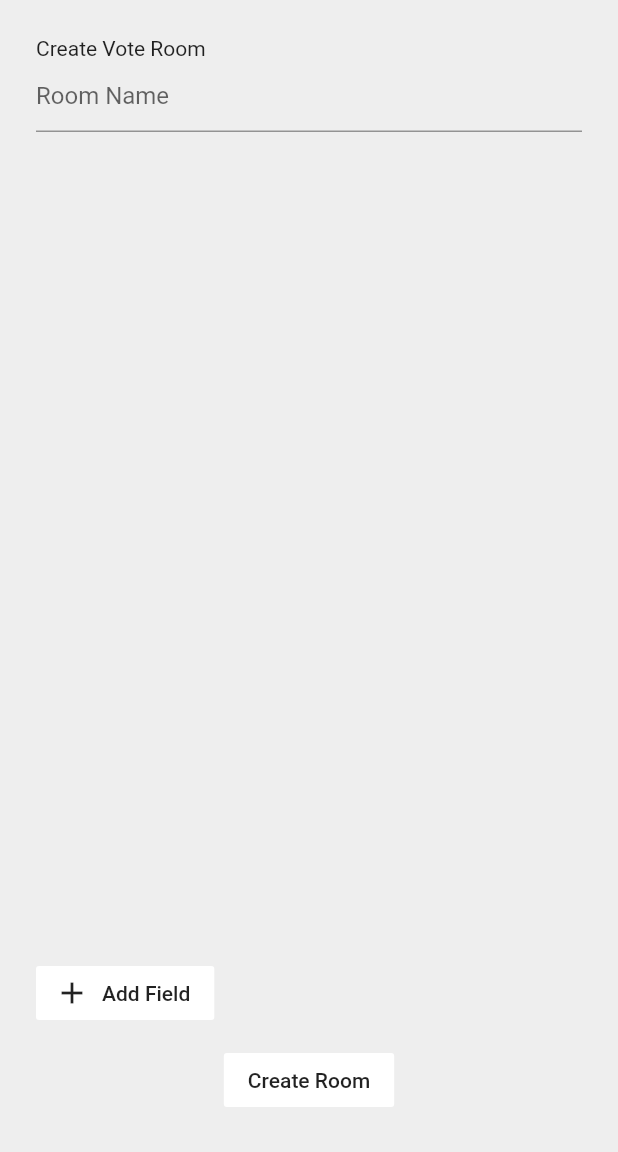
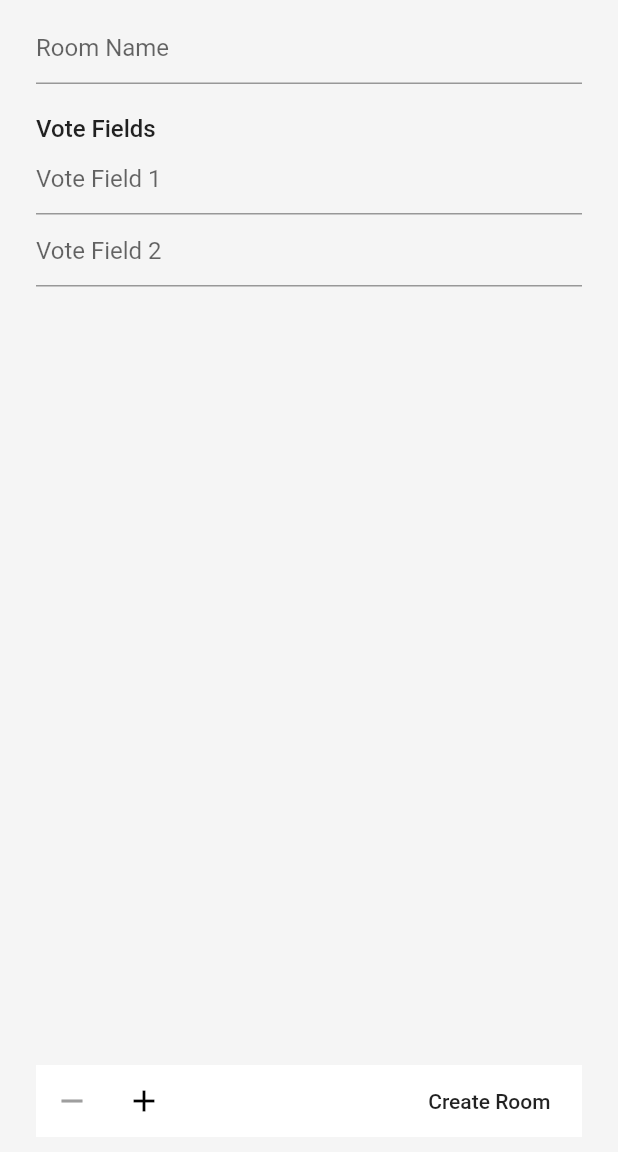
Before and after one commit to Adarsh0603/Firevote, a Flutter app: the screen it shows once a user with an empty profile is signed in, after a tap on "Create Voteroom", on a phone screen of 412 x 824 dp, the part 84-1236 px from its top. Run offline on Flutter 3.47's test engine with Material 2 defaults, Android fonts, the phone set to English and light mode, and no system bars; our stand-ins replace cloud_firestore, firebase_auth, firebase_core, google_sign_in; accounts and stored records are empty.

Commit message:
CreateVoteForm level 1 complete.

```diff
--- a/lib/constants.dart
+++ b/lib/constants.dart
@@ -8,3 +8,5 @@ const kAccentColor = Color(0xffc0a062);
 
 const kAuthFormInputDecoration = InputDecoration(hintText: 'Name');
 const kRoomFormInputDecoration = InputDecoration(hintText: 'Room Name');
+//Room Form
+const kHeadingTextStyle = TextStyle(fontSize: 16, fontWeight: FontWeight.w500);
--- a/lib/data/voteroom.dart
+++ b/lib/data/voteroom.dart
@@ -9,11 +9,13 @@ class VoteRoom with ChangeNotifier {
     _user = user;
   }
 
-  Future<void> createVoteRoom(String roomName) async {
+  Future<void> createVoteRoom(
+      String roomName, Map<String, String> voteFields) async {
     final response = await _fireStore.collection('rooms').add({
       'roomName': roomName,
       'creatorName': _user.displayName,
-      'creatorId': _user.uid
+      'creatorId': _user.uid,
+      'voteFields': voteFields
     });
     print(response);
   }
--- a/lib/widgets/add_field_button.dart
+++ b/lib/widgets/add_field_button.dart
@@ -1,16 +1,23 @@
 import 'package:flutter/material.dart';
 
-class AddFieldButton extends StatelessWidget {
+class CustomIconButton extends StatelessWidget {
   final Function onPressed;
+  final IconData iconData;
 
-  AddFieldButton({@required this.onPressed});
+  CustomIconButton({
+    @required this.onPressed,
+    @required this.iconData,
+  });
 
   @override
   Widget build(BuildContext context) {
-    return FlatButton.icon(
-        color: Colors.white,
-        onPressed: onPressed,
-        icon: Icon(Icons.add),
-        label: Text('Add Field'));
+    return IconButton(
+      color: Colors.white,
+      onPressed: onPressed,
+      icon: Icon(
+        iconData,
+        color: onPressed == null ? Colors.grey : Colors.black,
+      ),
+    );
   }
 }
--- a/lib/widgets/circular_button.dart
+++ b/lib/widgets/circular_button.dart
@@ -7,10 +7,7 @@ class CircularButton extends StatelessWidget {
   @override
   Widget build(BuildContext context) {
     return OutlineButton(
-      onPressed: () async {
-        await Provider.of<VoteRoom>(context, listen: false)
-            .createVoteRoom('My room');
-      },
+      onPressed: () async {},
       borderSide: BorderSide(color: kAccentColor),
       child: Icon(
         Icons.add,
--- a/lib/widgets/create_join_room.dart
+++ b/lib/widgets/create_join_room.dart
@@ -6,7 +6,7 @@ import 'package:provider/provider.dart';
 class CreateJoinRoom extends StatelessWidget {
   void createRoom(BuildContext context) async {
     showBottomSheet(
-        backgroundColor: Colors.grey[200],
+        backgroundColor: Colors.grey[100],
         context: context,
         builder: (ctx) => CreateVoteRoom());
   }
--- a/lib/widgets/create_vote_room.dart
+++ b/lib/widgets/create_vote_room.dart
@@ -11,15 +11,20 @@ class CreateVoteRoom extends StatefulWidget {
 }
 
 class _CreateVoteRoomState extends State<CreateVoteRoom> {
-  List<VoteField> inputList = [];
+  List<VoteField> inputList = [
+    VoteField(fieldName: 'Vote Field 1'),
+    VoteField(fieldName: 'Vote Field 2')
+  ];
   final _formKey = GlobalKey<FormState>();
   String roomName;
+
   void onFormSave() async {
     if (!_formKey.currentState.validate()) return;
     _formKey.currentState.save();
-
+    Map<String, String> voteFields = Map.fromIterable(inputList,
+        key: (e) => e.fieldName, value: (e) => e.fieldValue);
     await Provider.of<VoteRoom>(context, listen: false)
-        .createVoteRoom(roomName);
+        .createVoteRoom(roomName, voteFields);
   }
 
   void addField() {
@@ -28,17 +33,23 @@ class _CreateVoteRoomState extends State<CreateVoteRoom> {
     });
   }
 
+  void removeField() {
+    setState(() {
+      inputList.removeLast();
+    });
+  }
+
   @override
   Widget build(BuildContext context) {
     return Container(
       width: double.infinity,
-      padding: EdgeInsets.all(24),
+      padding: EdgeInsets.only(left: 24, right: 24, top: 8, bottom: 0),
       child: Form(
         key: _formKey,
         child: Column(
           crossAxisAlignment: CrossAxisAlignment.start,
           children: [
-            Text('Create Vote Room'),
+//            Text('Create Vote Room', style: kHeadingTextStyle),
             TextFormField(
               validator: (value) {
                 if (value.isEmpty)
@@ -51,10 +62,14 @@ class _CreateVoteRoomState extends State<CreateVoteRoom> {
                 roomName = value;
               },
             ),
+            SizedBox(height: 20),
+            Text('Vote Fields', style: kHeadingTextStyle),
             Expanded(
               child: ListView(
                 children: List.generate(inputList.length, (index) {
                   return TextFormField(
+                    validator: (value) =>
+                        value.isEmpty ? 'Vote field cannot be empty!' : null,
                     decoration:
                         InputDecoration(hintText: inputList[index].fieldName),
                     onSaved: (value) {
@@ -64,15 +79,30 @@ class _CreateVoteRoomState extends State<CreateVoteRoom> {
                 }),
               ),
             ),
-            AddFieldButton(onPressed: addField),
             SizedBox(height: 10),
-            Center(
-              child: FlatButton(
-                color: kPrimaryColor,
-                child: Text('Create Room'),
-                onPressed: onFormSave,
+
+            Container(
+              color: Colors.white,
+              child: Row(
+                children: [
+                  CustomIconButton(
+                    onPressed: inputList.length <= 2 ? null : removeField,
+                    iconData: Icons.remove,
+                  ),
+                  CustomIconButton(
+                    onPressed: inputList.length >= 6 ? null : addField,
+                    iconData: Icons.add,
+                  ),
+                  Spacer(),
+                  FlatButton(
+                    child: Text('Create Room'),
+                    onPressed: onFormSave,
+                  ),
+                  SizedBox(width: 5),
+                ],
               ),
-            )
+            ),
+            SizedBox(height: 10),
           ],
         ),
       ),
```
